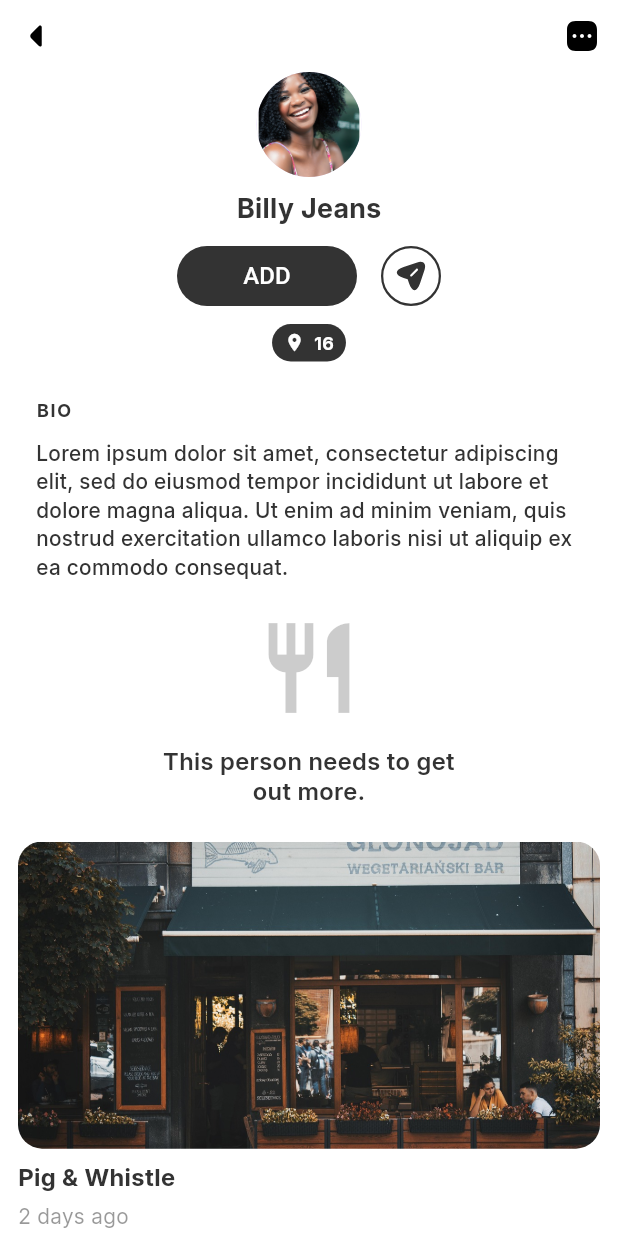
After one commit to tranvanhieu21032001/tripin_app, a Flutter app: the ProfilePage screen opened directly, on a phone screen of 412 x 824 dp. The commit adds this screen. Run offline on Flutter 3.47's test engine with Material 3 defaults, Android fonts, the phone set to English and light mode, and no system bars; our stand-ins replace dio, equatable, flutter_bloc, flutter_svg, get_it, injectable and 2 more; accounts and stored records are empty.

Commit message:
profile page

```diff
--- /dev/null
+++ b/lib/features/profile/pages/profile_page.dart
@@ -0,0 +1,259 @@
+import 'package:flutter/material.dart';
+import 'package:flutter_svg/flutter_svg.dart';
+import 'package:wemu_team_app/core/configs/assets/app_images.dart';
+import 'package:wemu_team_app/core/configs/assets/app_vector.dart';
+import 'package:wemu_team_app/core/configs/theme/app_colors.dart';
+import 'package:wemu_team_app/widgets/button/basic_button.dart';
+
+class ProfilePage extends StatelessWidget {
+  const ProfilePage({super.key});
+
+  void _showMoreBottomSheet(BuildContext context) {
+    showModalBottomSheet<void>(
+      context: context,
+      backgroundColor: Colors.transparent,
+      builder: (context) {
+        return Container(
+          decoration: const BoxDecoration(
+            color: Colors.white,
+            borderRadius: BorderRadius.vertical(top: Radius.circular(24)),
+          ),
+          padding: const EdgeInsets.fromLTRB(16, 20, 16, 16),
+          child: Column(
+            mainAxisSize: MainAxisSize.min,
+            crossAxisAlignment: CrossAxisAlignment.stretch,
+            children: [
+              _buildActionItem(context, title: 'Remove', onTap: () {}),
+              const SizedBox(height: 12),
+              _buildActionItem(context, title: 'Block', onTap: () {}),
+              const SizedBox(height: 12),
+              _buildActionItem(context, title: 'Report', onTap: () {}),
+            ],
+          ),
+        );
+      },
+    );
+  }
+
+  Widget _buildActionItem(
+    BuildContext context, {
+    required String title,
+    required VoidCallback onTap,
+  }) {
+    return InkWell(
+      borderRadius: BorderRadius.circular(999),
+      onTap: () {
+        Navigator.of(context).pop();
+        onTap();
+      },
+      child: Padding(
+        padding: const EdgeInsets.symmetric(vertical: 4),
+        child: Text(
+          title,
+          style: const TextStyle(fontSize: 16, fontWeight: FontWeight.w600, color: AppColors.black),
+        ),
+      ),
+    );
+  }
+
+  @override
+  Widget build(BuildContext context) {
+    return Scaffold(
+      backgroundColor: AppColors.white,
+      body: SafeArea(
+        child: SingleChildScrollView(
+          child: Column(
+            crossAxisAlignment: CrossAxisAlignment.center,
+            children: [
+              // Header
+              Row(
+                children: [
+                  IconButton(
+                    padding: EdgeInsets.zero,
+                    constraints: const BoxConstraints(),
+                    icon: SvgPicture.asset(AppVector.back),
+                    onPressed: () => Navigator.of(context).pop(),
+                  ),
+                  const Spacer(),
+                  IconButton(
+                    padding: EdgeInsets.zero,
+                    constraints: const BoxConstraints(),
+                    icon: SvgPicture.asset(AppVector.more),
+                    onPressed: () => _showMoreBottomSheet(context),
+                  ),
+                ],
+              ),
+              // Profile Info
+              const CircleAvatar(radius: 35, backgroundImage: AssetImage(AppImages.avata1)),
+              const SizedBox(height: 8),
+              const Text(
+                'Billy Jeans',
+                style: TextStyle(fontSize: 18, fontWeight: FontWeight.bold, color: AppColors.black),
+              ),
+              const SizedBox(height: 8),
+              // Action Buttons
+              Row(
+                mainAxisAlignment: MainAxisAlignment.center,
+                children: [
+                  SizedBox(
+                    width: 120,
+                    child: BasicButton(
+                      onPressed: () {},
+                      title: 'ADD',
+                      height: 40,
+                      backgroundColor: AppColors.black,
+                    ),
+                  ),
+                  const SizedBox(width: 16),
+                  SizedBox(
+                    width: 40,
+                    height: 40,
+                    child: OutlinedButton(
+                      onPressed: () {},
+                      style: OutlinedButton.styleFrom(
+                        shape: const CircleBorder(),
+                        side: const BorderSide(color: AppColors.black, width: 1.5),
+                        padding: const EdgeInsets.all(8),
+                      ),
+                      child: SvgPicture.asset(
+                        AppVector.send,
+                        colorFilter: const ColorFilter.mode(AppColors.black, BlendMode.srcIn),
+                      ),
+                    ),
+                  ),
+                ],
+              ),
+              const SizedBox(height: 8),
+              // Chip
+              Container(
+                padding: const EdgeInsets.symmetric(horizontal: 8, vertical: 4),
+                decoration: BoxDecoration(
+                  color: AppColors.black,
+                  borderRadius: BorderRadius.circular(16),
+                ),
+                child: Row(
+                  mainAxisSize: MainAxisSize.min,
+                  children: [
+                    const Icon(Icons.location_on, size: 14, color: AppColors.white),
+                    const SizedBox(width: 6),
+                    const Text(
+                      '16',
+                      style: TextStyle(
+                        color: AppColors.white,
+                        fontWeight: FontWeight.bold,
+                        fontSize: 12,
+                      ),
+                    ),
+                  ],
+                ),
+              ),
+              const SizedBox(height: 24),
+              // Bio Section
+              Padding(
+                padding: const EdgeInsets.symmetric(horizontal: 24),
+                child: Column(
+                  crossAxisAlignment: CrossAxisAlignment.start,
+                  children: [
+                    const Text(
+                      'BIO',
+                      style: TextStyle(
+                        fontSize: 12,
+                        fontWeight: FontWeight.w700,
+                        color: AppColors.black,
+                        letterSpacing: 1.2,
+                      ),
+                    ),
+                    const SizedBox(height: 10),
+                    const Text(
+                      'Lorem ipsum dolor sit amet, consectetur adipiscing elit, sed do eiusmod tempor incididunt ut labore et dolore magna aliqua. Ut enim ad minim veniam, quis nostrud exercitation ullamco laboris nisi ut aliquip ex ea commodo consequat.',
+                      style: TextStyle(
+                        fontSize: 14,
+                        fontWeight: FontWeight.w500,
+                        color: AppColors.black,
+                        height: 1.35,
+                      ),
+                    ),
+                    const SizedBox(height: 22),
+                    Center(
+                      child: Column(
+                        children: [
+                          Icon(
+                            Icons.restaurant,
+                            size: 72,
+                            color: AppColors.black.withOpacity(0.25),
+                          ),
+                          const SizedBox(height: 16),
+                          const Text(
+                            'This person needs to get\nout more.',
+                            textAlign: TextAlign.center,
+                            style: TextStyle(
+                              fontSize: 16,
+                              fontWeight: FontWeight.w600,
+                              color: AppColors.black,
+                              height: 1.25,
+                            ),
+                          ),
+                        ],
+                      ),
+                    ),
+                  ],
+                ),
+              ),
+              const SizedBox(height: 24),
+              // Posts List
+              ..._mockPosts.map((post) {
+                return Padding(
+                  padding: const EdgeInsets.fromLTRB(12, 0, 12, 24),
+                  child: _PostCard(post: post),
+                );
+              }).toList(),
+            ],
+          ),
+        ),
+      ),
+    );
+  }
+}
+
+class _PostCard extends StatelessWidget {
+  const _PostCard({required this.post});
+
+  final PostData post;
+
+  @override
+  Widget build(BuildContext context) {
+    return Column(
+      crossAxisAlignment: CrossAxisAlignment.start,
+      children: [
+        ClipRRect(
+          borderRadius: BorderRadius.circular(16),
+          child: SizedBox(
+            height: (MediaQuery.of(context).size.width - 48) * 9 / 16,
+            width: double.infinity,
+            child: Image.asset(post.imageAsset, fit: BoxFit.cover),
+          ),
+        ),
+        const SizedBox(height: 8),
+        Text(
+          post.title,
+          style: const TextStyle(fontSize: 16, fontWeight: FontWeight.bold, color: AppColors.black),
+        ),
+        const SizedBox(height: 4),
+        Text(post.timeAgo, style: TextStyle(fontSize: 14, color: AppColors.black.withOpacity(0.5))),
+      ],
+    );
+  }
+}
+
+class PostData {
+  const PostData({required this.title, required this.timeAgo, required this.imageAsset});
+
+  final String title;
+  final String timeAgo;
+  final String imageAsset;
+}
+
+final List<PostData> _mockPosts = [
+  PostData(title: 'Pig & Whistle', timeAgo: '2 days ago', imageAsset: AppImages.exam),
+  PostData(title: 'Noosa', timeAgo: '23 days ago', imageAsset: AppImages.exam1),
+];
```
Also changed, not shown: lib/features/Trips/widgets/trip_card.dart (added, +241 -0 lines), lib/features/friends/pages/friends_page.dart (+12 -34 lines).
